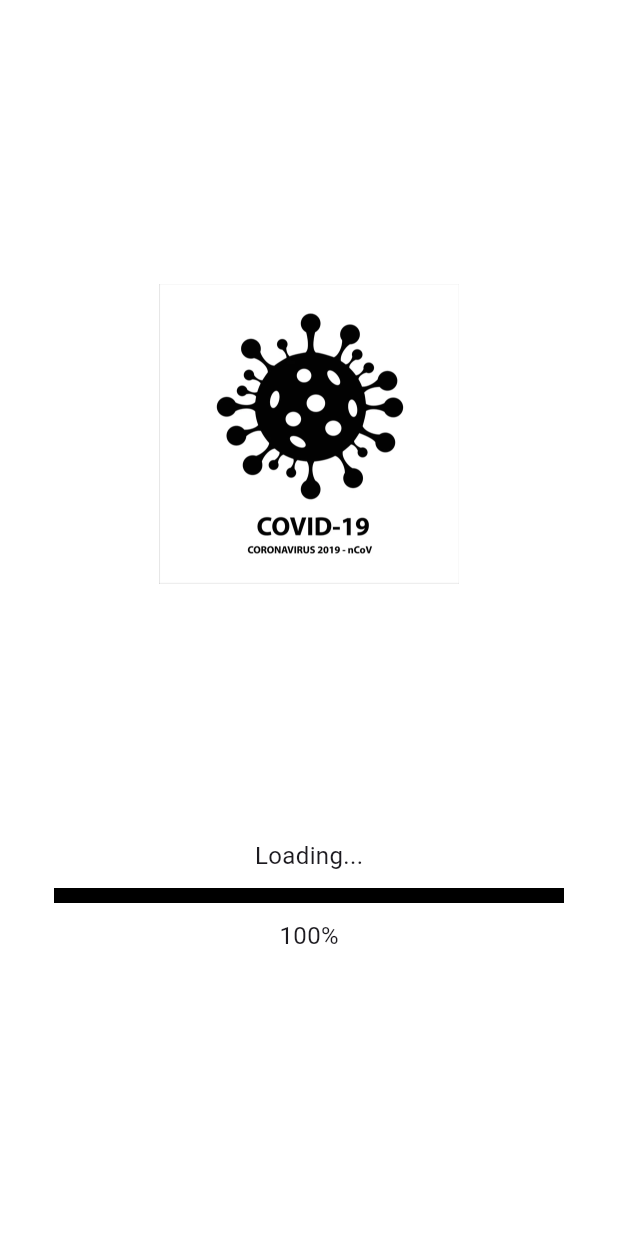
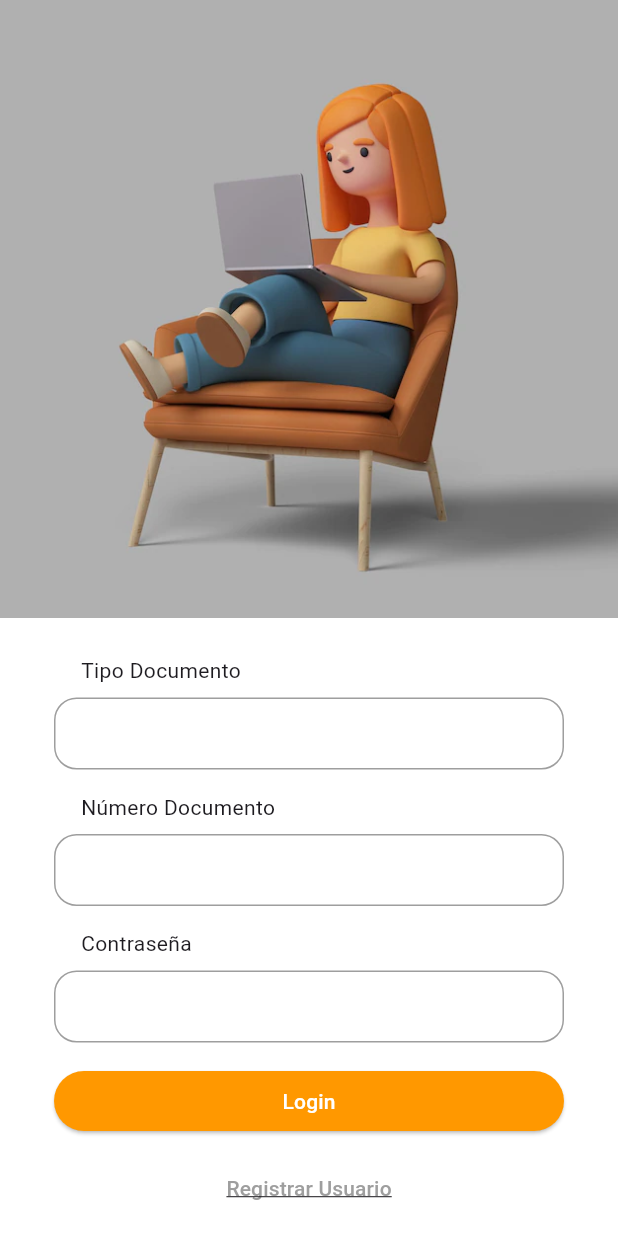
Before and after one commit to steven230500/test_evertec, a Flutter app: the screen it shows after launch, on a phone screen of 412 x 824 dp. Run offline on Flutter 3.47's test engine with Material 3 defaults, Android fonts, the phone set to English and light mode, and no system bars; our stand-ins replace bloc, dio, equatable, flutter_bloc, flutter_modular, logger and 1 more; missing offline and left inert: oxidized.

Commit message:
create view of login:

```diff
--- /dev/null
+++ b/lib/app/module/auth/login/presenter/bloc/login_bloc.dart
@@ -0,0 +1,13 @@
+import 'package:bloc/bloc.dart';
+import 'package:equatable/equatable.dart';
+
+part 'login_event.dart';
+part 'login_state.dart';
+
+class LoginBloc extends Bloc<LoginEvent, LoginState> {
+  LoginBloc() : super(LoginInitial()) {
+    on<LoginEvent>((event, emit) {
+      // TODO: implement event handler
+    });
+  }
+}
--- /dev/null
+++ b/lib/app/module/auth/login/presenter/page/page.dart
@@ -0,0 +1,155 @@
+import 'package:flutter/material.dart';
+
+class LoginPage extends StatelessWidget {
+  const LoginPage({super.key});
+
+  @override
+  Widget build(BuildContext context) {
+    return const _View();
+  }
+}
+
+class _View extends StatelessWidget {
+  const _View();
+
+  @override
+  Widget build(BuildContext context) {
+    return Scaffold(
+      backgroundColor: Colors.white,
+      body: SingleChildScrollView(
+        child: Column(
+          children: [
+            Image.asset(
+              'assets/images/login.webp',
+              width: double.infinity,
+            ),
+            const FormLogin(),
+          ],
+        ),
+      ),
+    );
+  }
+}
+
+class FormLogin extends StatelessWidget {
+  const FormLogin({
+    super.key,
+  });
+
+  @override
+  Widget build(BuildContext context) {
+    return Padding(
+      padding: const EdgeInsets.symmetric(horizontal: 36.0, vertical: 10.0),
+      child: Column(
+        crossAxisAlignment: CrossAxisAlignment.start,
+        children: [
+          const SizedBox(height: 15),
+          const InputLogin(label: 'Tipo Documento'),
+          const SizedBox(height: 15),
+          const InputLogin(label: 'Número Documento'),
+          const SizedBox(height: 15),
+          const InputLogin(label: 'Contraseña'),
+          const SizedBox(height: 15),
+          ElevatedButton(
+            onPressed: () {},
+            style: ElevatedButton.styleFrom(
+              foregroundColor: Colors.white,
+              backgroundColor: Colors.orange,
+              shape: RoundedRectangleBorder(
+                borderRadius: BorderRadius.circular(30),
+              ),
+              minimumSize: const Size(double.infinity, 40),
+            ),
+            child: const Text('Login'),
+          ),
+          const SizedBox(height: 10),
+          Center(
+            child: TextButton(
+              onPressed: () {},
+              child: const Text(
+                'Registrar Usuario',
+                style: TextStyle(
+                  decoration: TextDecoration.underline,
+                  color: Colors.grey,
+                ),
+              ),
+            ),
+          ),
+          Row(
+            mainAxisAlignment: MainAxisAlignment.spaceEvenly, // Espacia los botones uniformemente
+            children: [
+              // Botón de Google
+              IconButton(
+                icon: const Icon(Icons.g_mobiledata), // Icono representativo de Google
+                color: Colors.blue, // Color representativo
+                onPressed: () {
+                  // Acción para Google
+                },
+              ),
+              // Botón de Facebook
+              IconButton(
+                icon: const Icon(Icons.facebook), // Utiliza FontAwesome para Facebook
+                color: Colors.blueAccent, // Color representativo
+                onPressed: () {
+                  // Acción para Facebook
+                },
+              ),
+              // Botón de Instagram (alternativa)
+              IconButton(
+                icon: const Icon(
+                    Icons.camera_alt), // Icono alternativo que podría representar Instagram
+                color: Colors.pink, // Color representativo
+                onPressed: () {
+                  // Acción para Instagram
+                },
+              ),
+            ],
+          ),
+        ],
+      ),
+    );
+  }
+}
+
+class InputLogin extends StatelessWidget {
+  final String label;
+  const InputLogin({
+    super.key,
+    required this.label,
+  });
+
+  @override
+  Widget build(BuildContext context) {
+    return Column(
+      crossAxisAlignment: CrossAxisAlignment.start,
+      children: [
+        Padding(
+          padding: const EdgeInsets.only(left: 18.0),
+          child: Text(label),
+        ),
+        const SizedBox(height: 8),
+        TextFormField(
+          decoration: InputDecoration(
+            contentPadding: const EdgeInsets.symmetric(vertical: 10.0),
+            border: OutlineInputBorder(
+              borderSide: const BorderSide(color: Colors.grey),
+              borderRadius: BorderRadius.circular(15.0),
+            ),
+            focusedBorder: OutlineInputBorder(
+              borderSide: const BorderSide(color: Colors.grey),
+              borderRadius: BorderRadius.circular(15.0),
+            ),
+            enabledBorder: OutlineInputBorder(
+              borderSide: const BorderSide(color: Colors.grey),
+              borderRadius: BorderRadius.circular(15.0),
+            ),
+            disabledBorder: OutlineInputBorder(
+              borderSide: const BorderSide(color: Colors.grey),
+              borderRadius: BorderRadius.circular(15.0),
+            ),
+          ),
+        ),
+      ],
+    );
+  }
+}
--- a/lib/app/module/splash/module.dart
+++ b/lib/app/module/splash/module.dart
@@ -1,5 +1,6 @@
 import 'package:flutter_modular/flutter_modular.dart';
 import 'package:test_evertec/app/core/module.dart';
+import 'package:test_evertec/app/module/auth/module.dart';
 import 'package:test_evertec/app/module/splash/presenter/bloc/bloc.dart';
 import 'package:test_evertec/app/module/splash/presenter/page/page.dart';
 
@@ -19,5 +20,10 @@ class SplashModule extends Module {
       child: (_) => const SplashPage(),
       transition: TransitionType.fadeIn,
     );
+    r.module(
+      '/auth',
+      module: AuthModule(),
+      transition: TransitionType.fadeIn,
+    );
   }
 }
--- a/lib/app/module/splash/presenter/bloc/bloc.dart
+++ b/lib/app/module/splash/presenter/bloc/bloc.dart
@@ -23,7 +23,7 @@ class SplashBloc extends Bloc<SplashEvent, SplashState> {
   void _onInitialize(SplashEvent event, Emitter<SplashState> emit) async {
     await prefs.init();
 
-    emit(InitialState(state.model.copyWith(isSessionActive: true)));
+    emit(InitialState(state.model));
 
     add(SimulateProgress());
   }
@@ -41,6 +41,6 @@ class SplashBloc extends Bloc<SplashEvent, SplashState> {
   }
 
   void _finishLoading(Emitter<SplashState> emit) async {
-    emit(LoadedState(state.model.copyWith(isSessionActive: state.model.isSessionActive)));
+    emit(LoadedState(state.model.copyWith(isSessionActive: false)));
   }
 }
--- a/lib/app/module/splash/presenter/page/page.dart
+++ b/lib/app/module/splash/presenter/page/page.dart
@@ -24,12 +24,14 @@ class _View extends StatelessWidget {
       backgroundColor: Colors.white,
       body: BlocListener<SplashBloc, SplashState>(
         listener: (context, state) {
-          if (!state.model.isSessionActive) {
-            //Modular.to.navigate('/auth/');
+          if (state is LoadedState) {
+            if (!state.model.isSessionActive) {
+              Modular.to.navigate('/auth/');
+            } else {
+              Modular.to.navigate('/home/');
+            }
             return;
           }
-
-          //Modular.to.navigate('/home/dashboard/');
         },
         child: Center(
           child: Hero(
--- a/pubspec.yaml
+++ b/pubspec.yaml
@@ -66,6 +66,7 @@ flutter:
   # To add assets to your application, add an assets section, like this:
   assets:
     - assets/images/
+    - assets/json/
   #   - images/a_dot_ham.jpeg
 
   # An image asset can refer to one or more resolution-specific "variants", see
```
Also changed, not shown: assets/json/auth.json (added, +12 -0 lines), lib/app/module/auth/login/presenter/bloc/login_event.dart (added, +8 -0 lines), lib/app/module/auth/login/presenter/bloc/login_state.dart (added, +10 -0 lines), lib/app/module/auth/module.dart (added, +23 -0 lines), assets/images/login.webp (renamed from assets/images/personaje-femenino-3d.webp).
